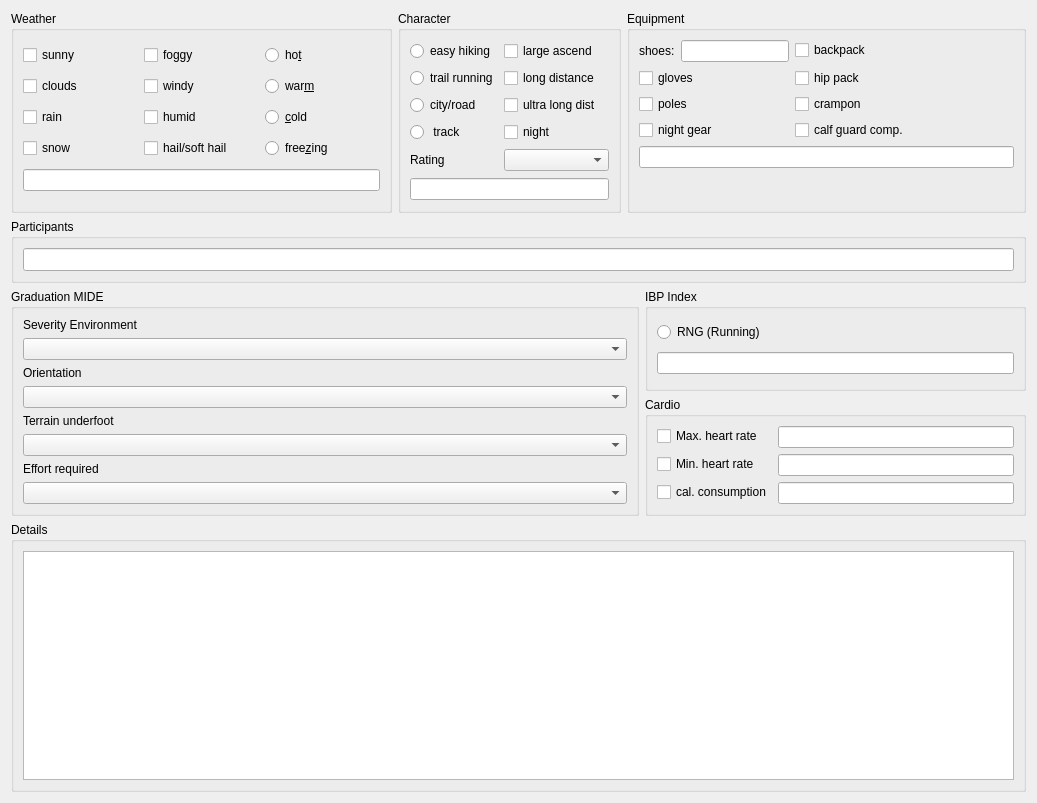
Above: src/qmapshack/templates/Running_Summary.ui from Maproom/qmapshack before the change. Below: the same form after it.
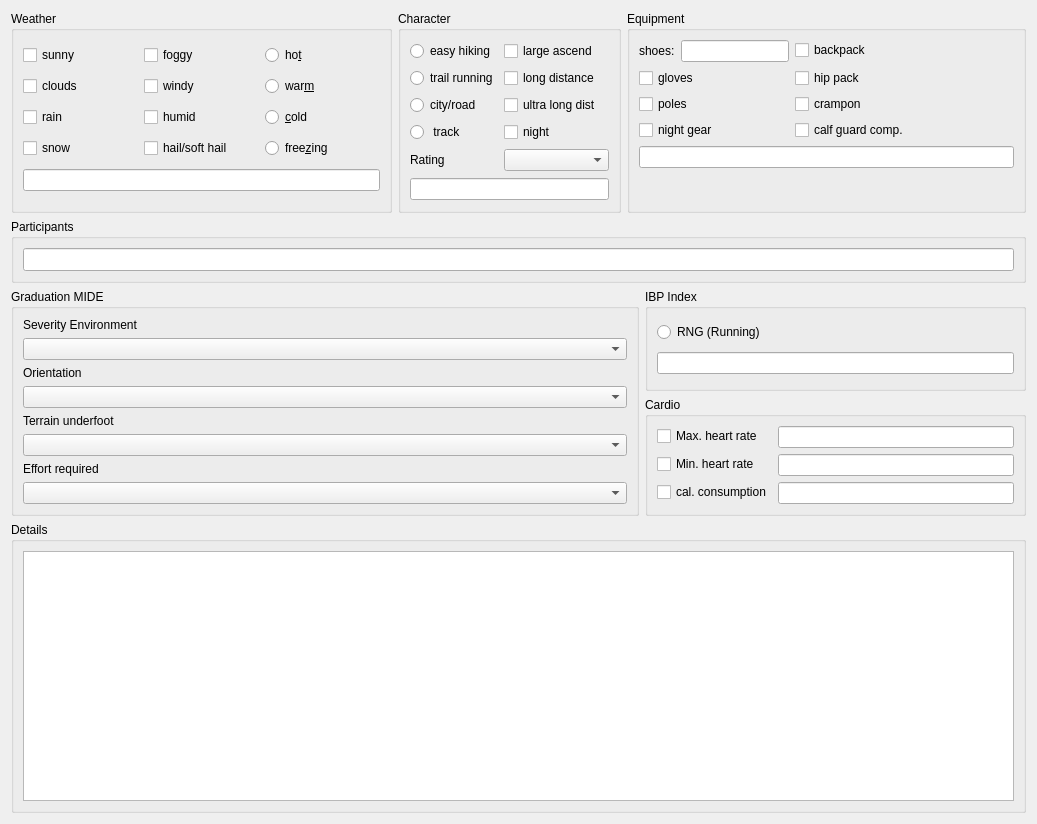
That is the form after the change.

The edit to the form file:
```diff
--- a/src/qmapshack/templates/Running_Summary.ui
+++ b/src/qmapshack/templates/Running_Summary.ui
@@ -7,7 +7,7 @@
     <x>0</x>
     <y>0</y>
     <width>1037</width>
-    <height>803</height>
+    <height>824</height>
    </rect>
   </property>
   <property name="windowTitle">
```
Left out of the diff: 4 changed lines with no effect on the pictures.
